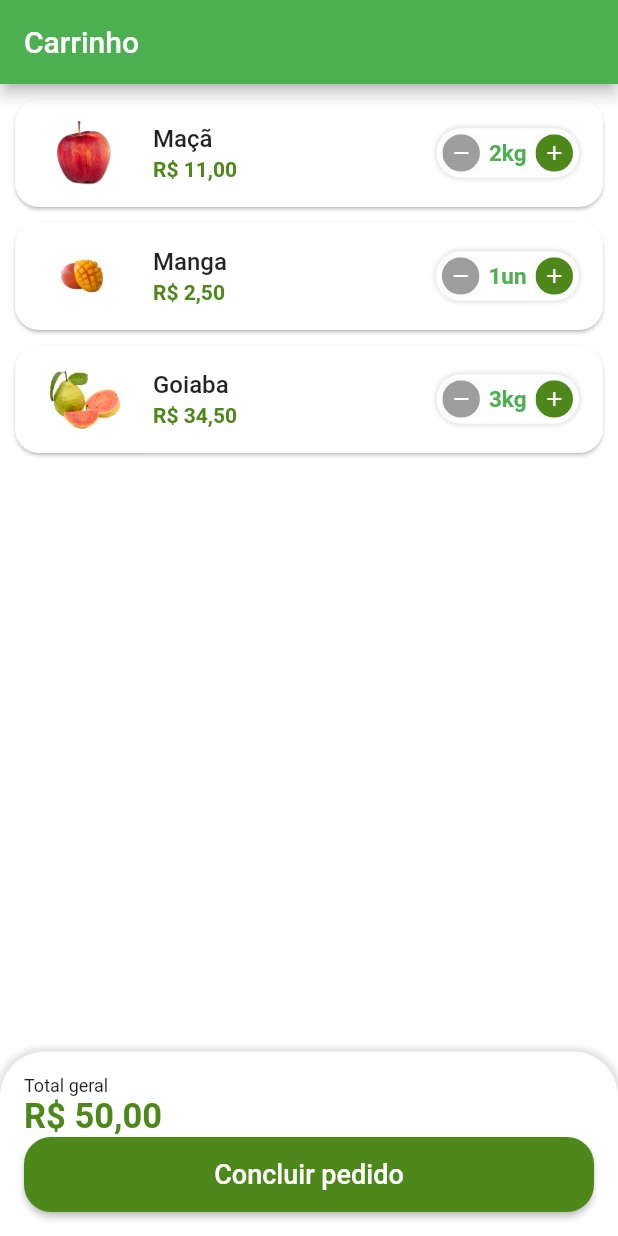
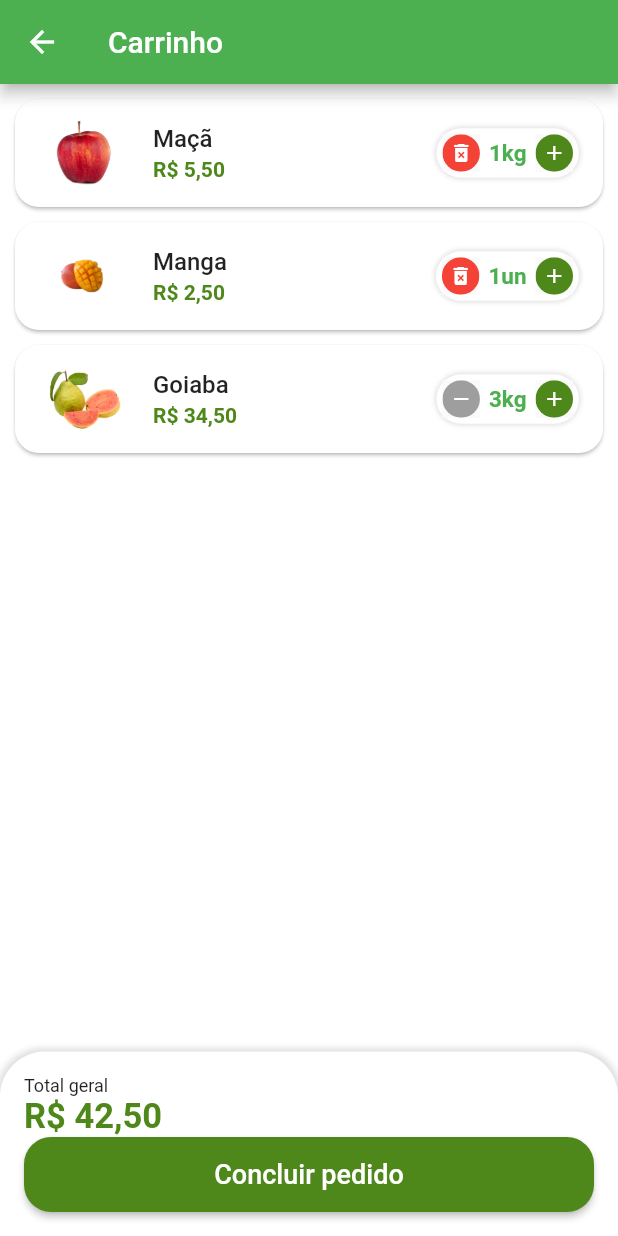
Before and after one commit to JoelSchecheleski/greengrocer, a Flutter app: the CartTabScreen screen opened directly, on a phone screen of 412 x 824 dp. Run offline on Flutter 3.47's test engine with Material 2 defaults, Android fonts, the phone set to English and light mode, and no system bars; our stand-ins replace animated_text_kit, badges, mask_text_input_formatter.

Commit message:
0017 - Ajustado remoção e adição de itens no carrinho

```diff
--- a/lib/src/config/app_data.dart
+++ b/lib/src/config/app_data.dart
@@ -76,7 +76,7 @@
 ];
 
 List<CartItemModel> cartItems = [
-  CartItemModel(item: apple, quantity: 2),
+  CartItemModel(item: apple, quantity: 1),
   CartItemModel(item: mango, quantity: 1),
   CartItemModel(item: guava, quantity: 3),
 ];
--- a/lib/src/pages/base/base_screen.dart
+++ b/lib/src/pages/base/base_screen.dart
@@ -21,7 +21,7 @@
         controller: pageController,
         children: [
           const HomeTabScreen(),
-          CartTabScreen(),
+          const CartTabScreen(),
           Container(color: Colors.blue, child: Text('Tela 3')),
           Container(color: Colors.purple, child: Text('Tela 4'))
         ],
--- a/lib/src/pages/cart/cart_tab_screen.dart
+++ b/lib/src/pages/cart/cart_tab_screen.dart
@@ -1,13 +1,33 @@
 import 'package:flutter/material.dart';
 import 'package:greengrocer/src/config/custom_colors.dart';
+import 'package:greengrocer/src/models/cart_item_model.dart';
 import 'package:greengrocer/src/pages/cart/components/cart_tile.dart';
 import 'package:greengrocer/src/services/utils_service.dart';
 import 'package:greengrocer/src/config/app_data.dart' as appData;
 
-class CartTabScreen extends StatelessWidget {
-  CartTabScreen({Key? key}) : super(key: key);
+class CartTabScreen extends StatefulWidget {
+  const CartTabScreen({Key? key}) : super(key: key);
 
+  @override
+  State<CartTabScreen> createState() => _CartTabScreenState();
+}
+
+class _CartTabScreenState extends State<CartTabScreen> {
   final UtilsServices utilsServices = UtilsServices();
+
+  void removeItemFromCart(CartItemModel cartItem) {
+    setState(() {
+      appData.cartItems.remove(cartItem);
+    });
+  }
+
+  double cartTotalPrice() {
+    double total = 0;
+    for(var item in appData.cartItems) {
+      total += item.totalPrice();
+    }
+    return total;
+  }
 
   @override
   Widget build(BuildContext context) {
@@ -22,7 +42,7 @@
             child: ListView.builder(
               itemCount: appData.cartItems.length,
               itemBuilder: (_, index) {
-                return CartTile(cartItem: appData.cartItems[index]);
+                return CartTile(cartItem: appData.cartItems[index], remove: removeItemFromCart);
               },
             ),
           ),
@@ -53,7 +73,7 @@
                   ),
                 ),
                 Text(
-                  utilsServices.priceToCurrency(50.00),
+                  utilsServices.priceToCurrency(cartTotalPrice()),
                   style: TextStyle(
                     fontSize: 23,
                     color: CustomColors.customSwatchColor,
--- a/lib/src/pages/cart/components/cart_tile.dart
+++ b/lib/src/pages/cart/components/cart_tile.dart
@@ -4,14 +4,21 @@
 import 'package:greengrocer/src/pages/common_widgets/quantity_widget.dart';
 import 'package:greengrocer/src/services/utils_service.dart';
 
-class CartTile extends StatelessWidget {
+class CartTile extends StatefulWidget {
   final CartItemModel cartItem;
+  final Function(CartItemModel) remove;
 
-  CartTile({
+  const CartTile({
     Key? key,
     required this.cartItem,
+    required this.remove,
   }) : super(key: key);
 
+  @override
+  State<CartTile> createState() => _CartTileState();
+}
+
+class _CartTileState extends State<CartTile> {
   final UtilsServices utilsServices = UtilsServices();
 
   @override
@@ -23,17 +30,17 @@
       ),
       child: ListTile(
         // imagem
-        leading: Image.asset(cartItem.item.imgUrl, height: 60, width: 60),
+        leading: Image.asset(widget.cartItem.item.imgUrl, height: 60, width: 60),
 
         // Titulo
         title: Text(
-          cartItem.item.itemName,
+          widget.cartItem.item.itemName,
           style: const TextStyle(fontWeight: FontWeight.w500),
         ),
 
         // Total
         subtitle: Text(
-          utilsServices.priceToCurrency(cartItem.totalPrice()),
+          utilsServices.priceToCurrency(widget.cartItem.totalPrice()),
           style: TextStyle(
             color: CustomColors.customSwatchColor,
             fontWeight: FontWeight.bold,
@@ -42,11 +49,19 @@
 
         // Quantidade
         trailing: QuantityWidget(
-            suffixText: cartItem.item.unit,
-            value: cartItem.quantity,
-            result: (quantity) => {
-                  //
-                }),
+          suffixText: widget.cartItem.item.unit,
+          value: widget.cartItem.quantity,
+          result: (quantity) => {
+            setState((){
+              widget.cartItem.quantity = quantity;
+              if(quantity == 0) {
+                // Remover item do carrinho
+                widget.remove(widget.cartItem);
+              }
+            })
+          },
+          isRemovable: true,
+        ),
       ),
     );
   }
--- a/lib/src/pages/common_widgets/quantity_widget.dart
+++ b/lib/src/pages/common_widgets/quantity_widget.dart
@@ -5,12 +5,14 @@
   final int value;
   final String suffixText;
   final Function(int quantity) result;
+  final bool isRemovable;
 
   const QuantityWidget({
     Key? key,
     required this.value,
     required this.suffixText,
     required this.result,
+    this.isRemovable = false,
   }) : super(key: key);
 
   @override
@@ -33,10 +35,11 @@
         children: [
           // Decrement quantity
           _QuantityButton(
-            icon: Icons.remove,
-            color: Colors.grey,
+            icon: !isRemovable || value > 1 ? Icons.remove : Icons.delete_forever,
+            color: !isRemovable || value > 1 ? Colors.grey : Colors.red,
             onPressed: () {
-              if (value == 1) return;
+              if (value == 1 && !isRemovable) return;
+
               int resultCount = value - 1;
               result(resultCount);
             },
```
